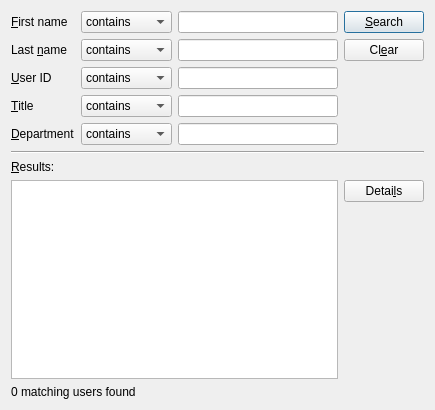
This is protocols/groupwise/ui/gwcontactsearch.ui in KDE/kopete as Qt 5 draws it before an edit. The edited form follows.
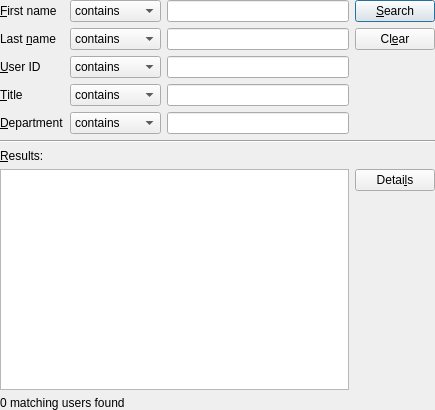
This is the edited form.

The edit to the form file:
```diff
--- a/protocols/groupwise/ui/gwcontactsearch.ui
+++ b/protocols/groupwise/ui/gwcontactsearch.ui
@@ -12,25 +12,16 @@
   <property name="windowTitle" >
    <string>Search GroupWise Messenger</string>
   </property>
-  <layout class="QVBoxLayout" >
+  <layout class="QVBoxLayout" name="_2" >
+   <property name="margin" >
+    <number>0</number>
+   </property>
    <item>
     <layout class="QGridLayout" >
-     <property name="leftMargin" >
+     <property name="margin" >
       <number>0</number>
      </property>
-     <property name="topMargin" >
-      <number>0</number>
-     </property>
-     <property name="rightMargin" >
-      <number>0</number>
-     </property>
-     <property name="bottomMargin" >
-      <number>0</number>
-     </property>
-     <property name="horizontalSpacing" >
-      <number>6</number>
-     </property>
-     <property name="verticalSpacing" >
+     <property name="spacing" >
       <number>6</number>
      </property>
      <item row="0" column="0" >
@@ -273,16 +264,7 @@
        <property name="spacing" >
         <number>6</number>
        </property>
-       <property name="leftMargin" >
-        <number>0</number>
-       </property>
-       <property name="topMargin" >
-        <number>0</number>
-       </property>
-       <property name="rightMargin" >
-        <number>0</number>
-       </property>
-       <property name="bottomMargin" >
+       <property name="margin" >
         <number>0</number>
        </property>
        <item>
```
Left out of the diff: 2 changed lines with no effect on the pictures.
